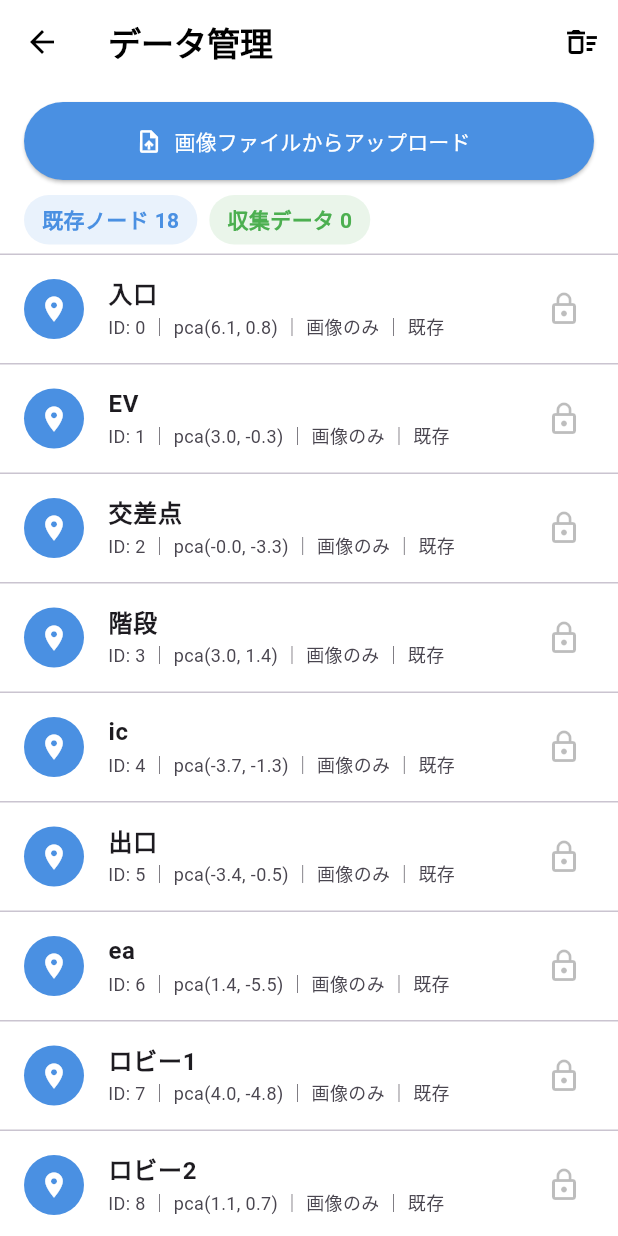
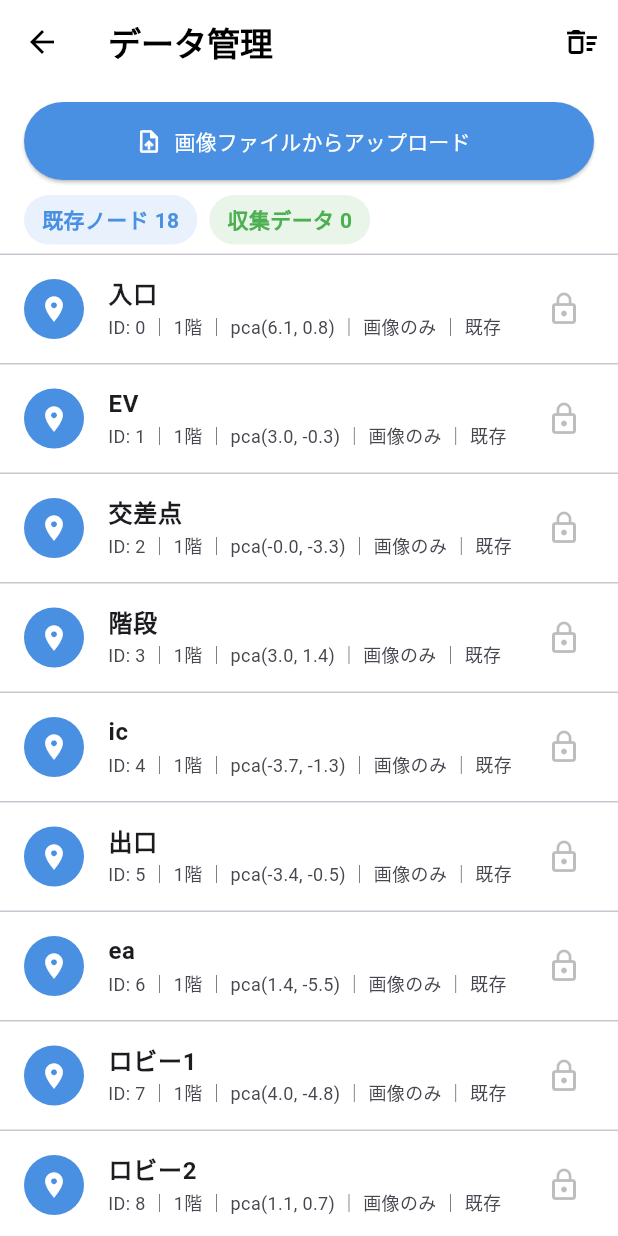
Before and after one commit to YakohACT/Where_am_I_Univ_App, a Flutter app: the screen it shows after launch, after a tap on the "storage" icon, on a phone screen of 412 x 824 dp. Run offline on Flutter 3.47's test engine with Material 3 defaults, Android fonts, the phone set to English and light mode, and no system bars; our stand-ins replace camera, image_picker, permission_handler, sqflite; missing offline and left inert: wifi_scan; accounts and stored records are empty.

Commit message:
SQLにZ軸を追加

```diff
--- a/lib/location_service.dart
+++ b/lib/location_service.dart
@@ -77,6 +77,18 @@ class LocationService {
 
   // 既存ノードの散布図座標（メモリ保持）
   final List<NodePoint> _basePoints = [];
+
+  /// 階層Zを表示用ラベルに変換（1→「1階」, 1.5→「1↔2階(階段)」）
+  static String floorLabel(double z) {
+    if (z == z.roundToDouble()) return '${z.toInt()}階';
+    final lower = z.floor();
+    return '$lower↔${lower + 1}階(階段)';
+  }
+
+  /// 登録/アップロード時に選べる階層の候補（1階〜5階＋各階段）
+  static const List<double> floorOptions = [
+    1.0, 1.5, 2.0, 2.5, 3.0, 3.5, 4.0, 4.5, 5.0,
+  ];
 
   /// アプリ名等から画像ファイル名で既存ノードを引く
   static BaseNode? baseNodeByImage(String image) {
@@ -356,8 +368,9 @@ class LocationService {
     final path = p.join(dir, 'node_data.db');
     _db = await openDatabase(
       path,
-      version: 2,
+      version: 3,
       onCreate: (db, version) async {
+        // z: 階層（1=1階, 2=2階, 1.5=1↔2階の階段, ...）。既定は1階。
         await db.execute('''
           CREATE TABLE embeddings(
             id INTEGER PRIMARY KEY,
@@ -365,7 +378,8 @@ class LocationService {
             vector TEXT,
             pca_x REAL,
             pca_y REAL,
-            wifi TEXT
+            wifi TEXT,
+            z REAL DEFAULT 1
           )
         ''');
       },
@@ -373,6 +387,10 @@ class LocationService {
         // v1 → v2: WiFiフィンガープリント列を追加（既存データは保持）
         if (oldV < 2) {
           await db.execute('ALTER TABLE embeddings ADD COLUMN wifi TEXT');
+        }
+        // v2 → v3: 階層Z軸列を追加。既存データは全て1階(z=1)とする
+        if (oldV < 3) {
+          await db.execute('ALTER TABLE embeddings ADD COLUMN z REAL DEFAULT 1');
         }
       },
     );
@@ -392,6 +410,7 @@ class LocationService {
             'vector': baseVectors[i].map((e) => e.toStringAsFixed(6)).join(','),
             'pca_x': proj.pcaX,
             'pca_y': proj.pcaY,
+            'z': 1.0, // 既存ノードは全て1階
           },
           conflictAlgorithm: ConflictAlgorithm.replace,
         );
@@ -422,6 +441,7 @@ class LocationService {
     required String name,
     required EstimationResult est,
     Map<String, int>? wifi,
+    double z = 1.0, // 階層（1=1階, 1.5=1↔2階の階段, 2=2階, ...）
   }) async {
     // 適当に割り振るID（既存 id<100 と衝突しない大きな正の整数）
     final id = 100 +
@@ -435,6 +455,7 @@ class LocationService {
         'pca_x': est.pcaX,
         'pca_y': est.pcaY,
         'wifi': (wifi == null || wifi.isEmpty) ? null : jsonEncode(wifi),
+        'z': z,
       },
       conflictAlgorithm: ConflictAlgorithm.replace,
     );
@@ -454,11 +475,12 @@ class LocationService {
     required String name,
     required Uint8List bytes,
     Map<String, int>? wifi,
+    double z = 1.0,
   }) async {
     await init();
     final est = estimate(bytes);
     if (est == null) return null;
-    return register(name: name, est: est, wifi: wifi);
+    return register(name: name, est: est, wifi: wifi, z: z);
   }
 
   /// DBの全エントリを一覧（データ管理画面用）。
@@ -466,7 +488,7 @@ class LocationService {
     await init();
     final rows = await _db!.query(
       'embeddings',
-      columns: ['id', 'name', 'pca_x', 'pca_y', 'wifi'],
+      columns: ['id', 'name', 'pca_x', 'pca_y', 'wifi', 'z'],
       orderBy: 'id',
     );
     return rows.map((r) {
@@ -477,6 +499,7 @@ class LocationService {
         name: (r['name'] as String?) ?? '',
         pcaX: (r['pca_x'] as num?)?.toDouble() ?? 0,
         pcaY: (r['pca_y'] as num?)?.toDouble() ?? 0,
+        z: (r['z'] as num?)?.toDouble() ?? 1.0,
         isBase: id < 100,
         wifiCount: wifi.length,
       );
@@ -518,7 +541,7 @@ class LocationService {
 
     final rows = await _db!.query(
       'embeddings',
-      columns: ['id', 'name', 'vector', 'wifi'],
+      columns: ['id', 'name', 'vector', 'wifi', 'z'],
     );
     IdentifyResult? best;
     double bestScore = -2.0;
@@ -556,6 +579,7 @@ class LocationService {
           imageSim: imgSim,
           wifiSim: usedWifi ? wifiSim : null,
           usedWifi: usedWifi,
+          z: (r['z'] as num?)?.toDouble() ?? 1.0,
           isBase: id < 100,
         );
       }
@@ -620,6 +644,7 @@ class DbEntry {
   final String name;
   final double pcaX;
   final double pcaY;
+  final double z;      // 階層（1=1階, 1.5=1↔2階の階段, 2=2階, ...）
   final bool isBase;   // 既存ノード(true) / 収集データ(false)
   final int wifiCount; // 保存されたWiFi指紋のAP数（0なら画像のみ）
   const DbEntry({
@@ -627,6 +652,7 @@ class DbEntry {
     required this.name,
     required this.pcaX,
     required this.pcaY,
+    required this.z,
     required this.isBase,
     required this.wifiCount,
   });
@@ -641,6 +667,7 @@ class IdentifyResult {
   final double imageSim; // 画像のみの類似度 [0,1]
   final double? wifiSim; // WiFiのみの類似度 [0,1]（未使用なら null）
   final bool usedWifi;   // この結果でWiFiを併用したか
+  final double z;        // 階層（1=1階, 1.5=階段, 2=2階, ...）
   final bool isBase;     // 既存ノードか（true）/ 撮影追加分か（false）
   const IdentifyResult({
     required this.id,
@@ -650,6 +677,7 @@ class IdentifyResult {
     required this.imageSim,
     required this.wifiSim,
     required this.usedWifi,
+    required this.z,
     required this.isBase,
   });
 }
--- a/lib/main.dart
+++ b/lib/main.dart
@@ -173,6 +173,7 @@ class _GraphPageState extends State<GraphPage> {
       final percent = (match.similarity.clamp(0.0, 1.0) * 100);
       final label = best?.label ?? match.name;
       final source = match.isBase ? '既存' : '蓄積';
+      final floor = LocationService.floorLabel(match.z);
       // 画像/WiFiの内訳（WiFi併用時のみ）
       final method = match.usedWifi
           ? '画像${(match.imageSim * 100).toStringAsFixed(0)}% + WiFi${((match.wifiSim ?? 0) * 100).toStringAsFixed(0)}%'
@@ -182,7 +183,7 @@ class _GraphPageState extends State<GraphPage> {
         _identifying = false;
         if (best != null) _selectedNode = best; // 最類似ノードを選択状態に
         _matchBanner =
-            '推定地点: $label  (一致度 ${percent.toStringAsFixed(1)}% / $source / $method)';
+            '推定地点: $label ($floor)  (一致度 ${percent.toStringAsFixed(1)}% / $source / $method)';
       });
 
       // 一定時間後にバナーを消す
```
Also changed, not shown: lib/data_manager_page.dart (+37 -12 lines), lib/photo_register_page.dart (+29 -1 lines), 2 other files.
